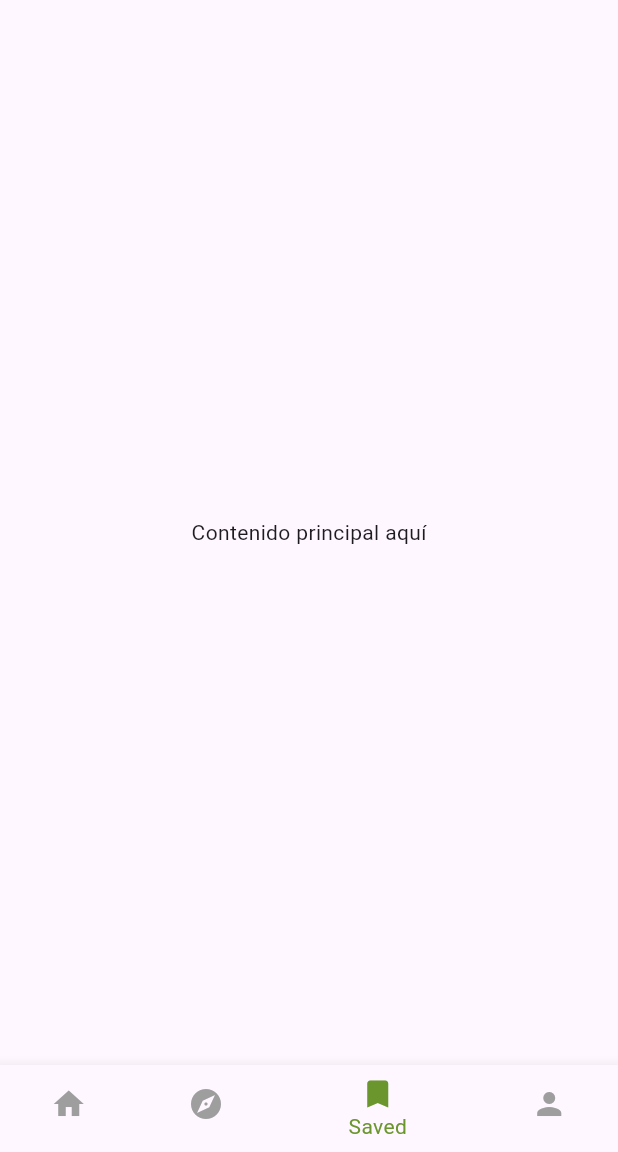
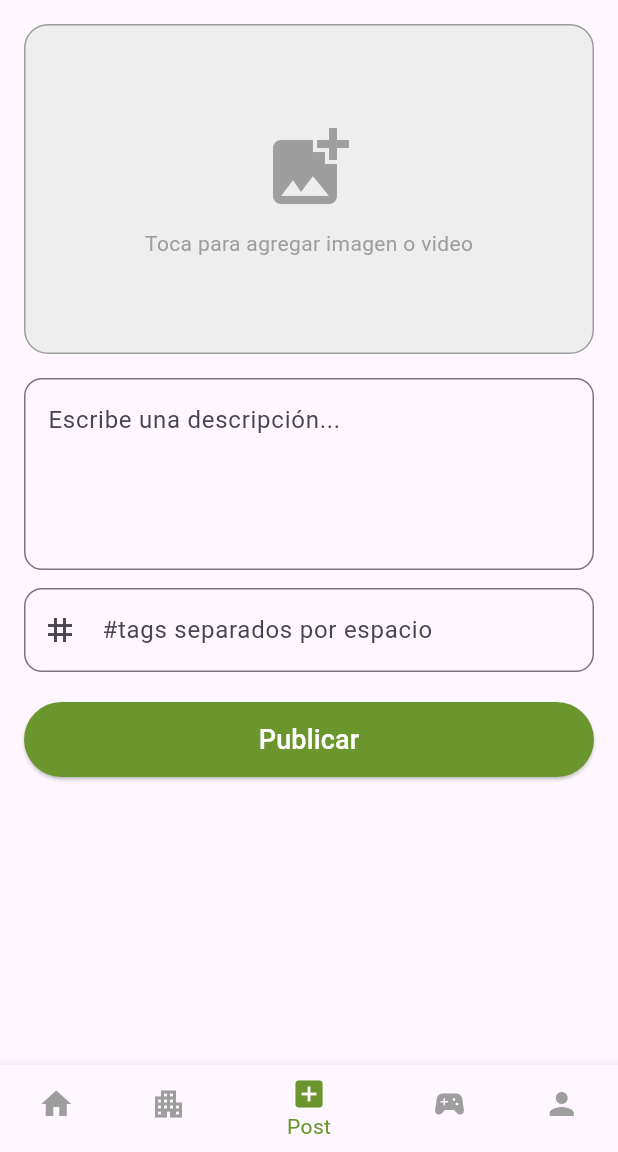
Before and after one commit to miguelrodriguez72sbs-sys/BisNet, a Flutter app: the HomeScreen screen opened directly, item 3 of the bottom bar chosen, on a phone screen of 412 x 824 dp, the part 84-1236 px from its top. Run offline on Flutter 3.47's test engine with Material 3 defaults, Android fonts, the phone set to English and light mode, and no system bars; our stand-ins replace image_picker.

Commit message:
Implementacion del publicar
funciones del publicar sin el backend y modificacion del funcionamiento del explore as guest

```diff
--- a/bisnet/lib/pages/home.dart
+++ b/bisnet/lib/pages/home.dart
@@ -1,6 +1,8 @@
 import 'package:flutter/material.dart';
 import 'package:bisnet/widgets/search_bar.dart';
 import 'package:bisnet/widgets/notifications_bell.dart';
+import 'package:bisnet/pages/post.dart';
+import 'package:bisnet/pages/games.dart';
 
 class HomeScreen extends StatefulWidget {
   const HomeScreen({super.key});
@@ -11,6 +13,14 @@ class HomeScreen extends StatefulWidget {
 
 class _HomeScreenState extends State<HomeScreen> {
   int _currentIndex = 0;
+
+  final List<Widget> _pages = [
+    const Center(child: Text('Home')),
+    const Center(child: Text('Stays')),
+    const PostScreen(),
+    const GamesScreen(),
+    const Center(child: Text('Profile')),
+  ];
 
   @override
   Widget build(BuildContext context) {
@@ -30,18 +40,13 @@ class _HomeScreenState extends State<HomeScreen> {
         ),
         actions: [
           NotificationBell(notificationCount: 1, onPressed: () {}),
-          CustomSearchBar(
-            width: 150,
-            onChanged: (value) {
-              // lógica de búsqueda aquí
-            },
-          ),
+          CustomSearchBar(width: 150, onChanged: (value) {}),
           const SizedBox(width: 8),
         ],
       ),
-      body: const Center(
-        child: Text('Contenido principal aquí'),
-      ), //borrar esta linea y agregar el contenido real de la pantalla de inicio
+
+      body: _pages[_currentIndex],
+
       bottomNavigationBar: BottomNavigationBar(
         currentIndex: _currentIndex,
         selectedItemColor: const Color(0xFF6B962D),
@@ -53,8 +58,12 @@ class _HomeScreenState extends State<HomeScreen> {
         },
         items: const [
           BottomNavigationBarItem(icon: Icon(Icons.home), label: 'Home'),
-          BottomNavigationBarItem(icon: Icon(Icons.explore), label: 'Explore'),
-          BottomNavigationBarItem(icon: Icon(Icons.bookmark), label: 'Saved'),
+          BottomNavigationBarItem(icon: Icon(Icons.apartment), label: 'Stays'),
+          BottomNavigationBarItem(icon: Icon(Icons.add_box), label: 'Post'),
+          BottomNavigationBarItem(
+            icon: Icon(Icons.sports_esports),
+            label: 'Games',
+          ),
           BottomNavigationBarItem(icon: Icon(Icons.person), label: 'Profile'),
         ],
       ),
--- a/bisnet/lib/pages/post.dart
+++ b/bisnet/lib/pages/post.dart
@@ -0,0 +1,180 @@
+import 'package:flutter/material.dart';
+import 'package:image_picker/image_picker.dart';
+import 'dart:io';
+
+class PostScreen extends StatefulWidget {
+  const PostScreen({super.key});
+
+  @override
+  State<PostScreen> createState() => _PostScreenState();
+}
+
+class _PostScreenState extends State<PostScreen> {
+  File? _mediaFile;
+  bool _isVideo = false;
+  final ImagePicker _picker = ImagePicker();
+  final TextEditingController _descController = TextEditingController();
+  final TextEditingController _tagsController = TextEditingController();
+
+  Future<void> _pickMedia(ImageSource source, bool isVideo) async {
+    final XFile? file = isVideo
+        ? await _picker.pickVideo(source: source)
+        : await _picker.pickImage(source: source);
+
+    if (file != null) {
+      setState(() {
+        _mediaFile = File(file.path);
+        _isVideo = isVideo;
+      });
+    }
+  }
+
+  void _showMediaOptions() {
+    showModalBottomSheet(
+      context: context,
+      builder: (context) => SafeArea(
+        child: Column(
+          mainAxisSize: MainAxisSize.min,
+          children: [
+            ListTile(
+              leading: const Icon(Icons.photo_library),
+              title: const Text('Galería - Imagen'),
+              onTap: () {
+                Navigator.pop(context);
+                _pickMedia(ImageSource.gallery, false);
+              },
+            ),
+            ListTile(
+              leading: const Icon(Icons.videocam),
+              title: const Text('Galería - Video'),
+              onTap: () {
+                Navigator.pop(context);
+                _pickMedia(ImageSource.gallery, true);
+              },
+            ),
+            ListTile(
+              leading: const Icon(Icons.camera_alt),
+              title: const Text('Cámara - Foto'),
+              onTap: () {
+                Navigator.pop(context);
+                _pickMedia(ImageSource.camera, false);
+              },
+            ),
+            ListTile(
+              leading: const Icon(Icons.videocam),
+              title: const Text('Cámara - Video'),
+              onTap: () {
+                Navigator.pop(context);
+                _pickMedia(ImageSource.camera, true);
+              },
+            ),
+          ],
+        ),
+      ),
+    );
+  }
+
+  @override
+  Widget build(BuildContext context) {
+    return SingleChildScrollView(
+      padding: const EdgeInsets.all(16),
+      child: Column(
+        crossAxisAlignment: CrossAxisAlignment.start,
+        children: [
+          // Área de imagen/video
+          GestureDetector(
+            onTap: _showMediaOptions,
+            child: Container(
+              width: double.infinity,
+              height: 220,
+              decoration: BoxDecoration(
+                color: Colors.grey[200],
+                borderRadius: BorderRadius.circular(16),
+                border: Border.all(color: Colors.grey),
+              ),
+              child: _mediaFile != null
+                  ? ClipRRect(
+                      borderRadius: BorderRadius.circular(16),
+                      child: _isVideo
+                          ? const Center(
+                              child: Icon(
+                                Icons.videocam,
+                                size: 64,
+                                color: Colors.grey,
+                              ),
+                            )
+                          : Image.file(_mediaFile!, fit: BoxFit.cover),
+                    )
+                  : const Column(
+                      mainAxisAlignment: MainAxisAlignment.center,
+                      children: [
+                        Icon(
+                          Icons.add_photo_alternate,
+                          size: 64,
+                          color: Colors.grey,
+                        ),
+                        SizedBox(height: 8),
+                        Text(
+                          'Toca para agregar imagen o video',
+                          style: TextStyle(color: Colors.grey),
+                        ),
+                      ],
+                    ),
+            ),
+          ),
+
+          const SizedBox(height: 16),
+
+          // Descripción
+          TextField(
+            controller: _descController,
+            maxLines: 4,
+            decoration: InputDecoration(
+              hintText: 'Escribe una descripción...',
+              border: OutlineInputBorder(
+                borderRadius: BorderRadius.circular(12),
+              ),
+            ),
+          ),
+
+          const SizedBox(height: 12),
+
+          // Tags
+          TextField(
+            controller: _tagsController,
+            decoration: InputDecoration(
+              hintText: '#tags separados por espacio',
+              prefixIcon: const Icon(Icons.tag),
+              border: OutlineInputBorder(
+                borderRadius: BorderRadius.circular(12),
+              ),
+            ),
+          ),
+
+          const SizedBox(height: 20),
+
+          // Botón publicar
+          SizedBox(
+            width: double.infinity,
+            height: 50,
+            child: ElevatedButton(
+              onPressed: () {
+                // TODO: enviar al backend
+              },
+              style: ElevatedButton.styleFrom(
+                backgroundColor: const Color(0xFF6B962D),
+                shape: RoundedRectangleBorder(
+                  borderRadius: BorderRadius.circular(30),
+                ),
+              ),
+              child: const Text(
+                'Publicar',
+                style: TextStyle(fontSize: 18, color: Colors.white),
+              ),
+            ),
+          ),
+        ],
+      ),
+    );
+  }
+}
--- a/bisnet/pubspec.yaml
+++ b/bisnet/pubspec.yaml
@@ -30,6 +30,7 @@ environment:
 dependencies:
   flutter:
     sdk: flutter
+  image_picker: ^1.0.7
 
   # The following adds the Cupertino Icons font to your application.
   # Use with the CupertinoIcons class for iOS style icons.
```
Also changed, not shown: bisnet/lib/pages/email.dart (+8 -1 lines), bisnet/lib/pages/games.dart (+15 -0 lines), bisnet/pubspec.lock, 6 other files.
